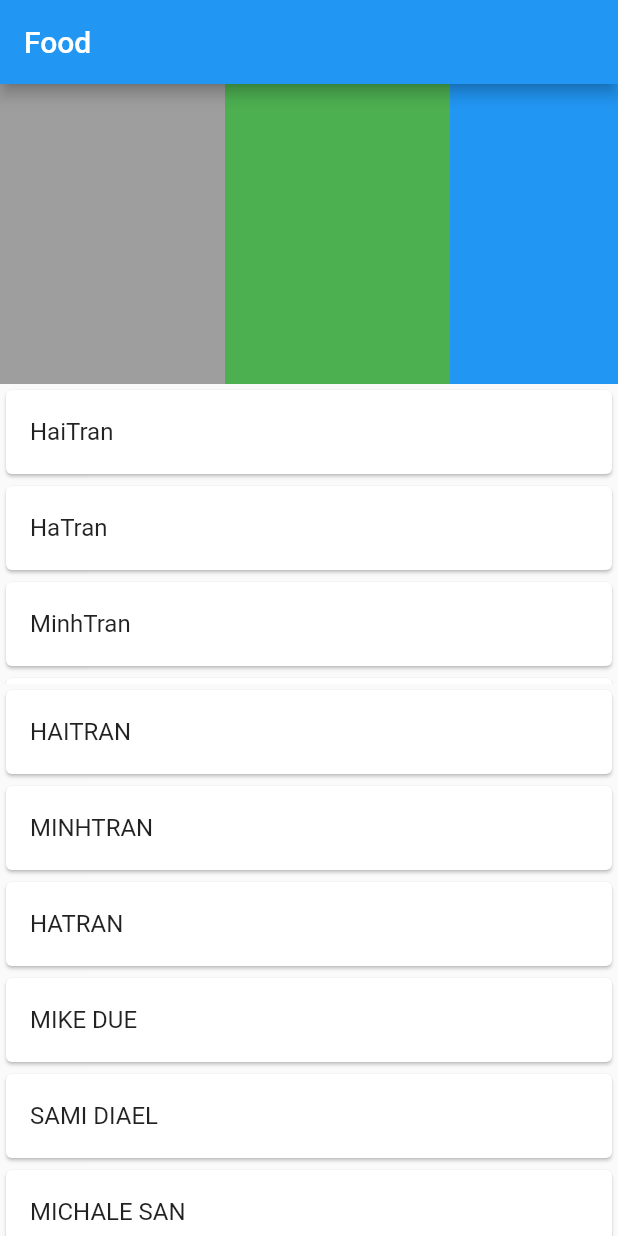
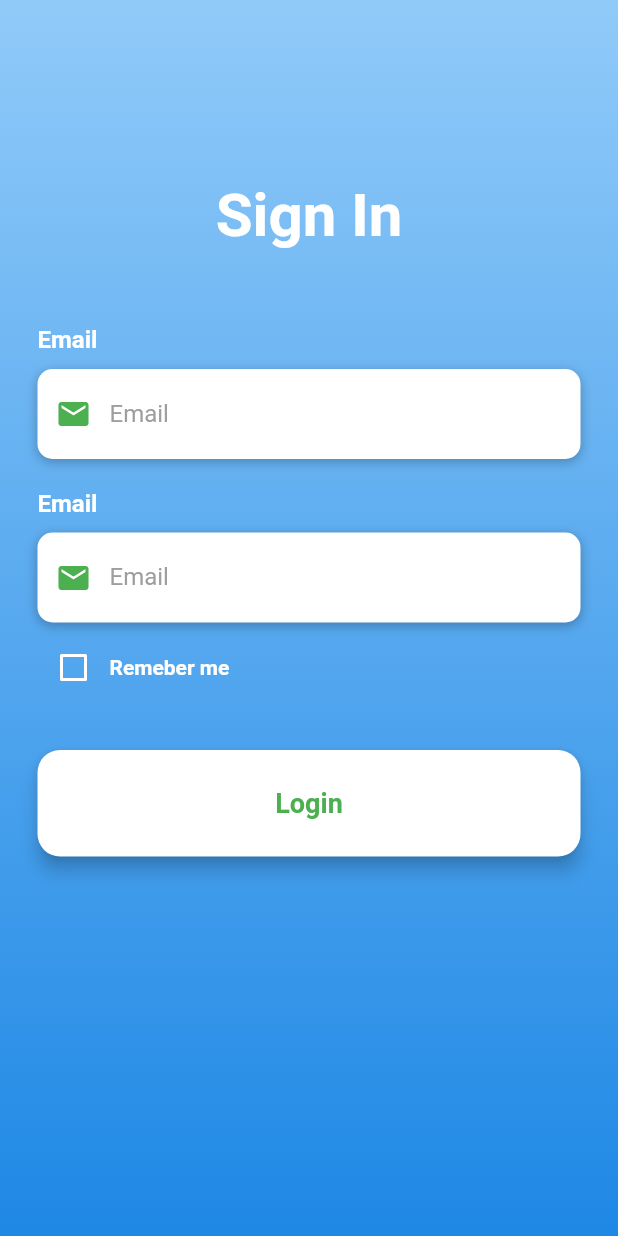
Before and after one commit to entest-hai/flutter_state_managment, a Flutter app: the screen it shows after launch, on a phone screen of 412 x 824 dp. Run offline on Flutter 3.47's test engine with Material 2 defaults, Android fonts, the phone set to English and light mode, and no system bars; our stand-ins replace equatable, flutter_bloc.

Commit message:
validation form and login screen

```diff
--- a/lib/main.dart
+++ b/lib/main.dart
@@ -10,6 +10,7 @@ import 'listtaskblocapp.dart';
 import 'weatherapp.dart';
 import 'testpaddingapp.dart';
 import 'testscrollview.dart';
+import 'testformvalidation.dart';
 
 void main() {
   // Weather app with observer
@@ -17,7 +18,8 @@ void main() {
   // runApp(WeatherApp());
 
   // runApp(TestPaddingApp());
-  runApp(FoodApp());
+  // runApp(FoodApp());
+  runApp(LoginApp());
 
   // runApp(MultiProvider(
   //   providers: [
--- /dev/null
+++ b/lib/testformvalidation.dart
@@ -0,0 +1,209 @@
+import 'package:flutter/material.dart';
+
+class FormApp extends StatelessWidget {
+  @override
+  Widget build(BuildContext context) {
+    // TODO: implement build
+    return MaterialApp(
+      home: Scaffold(
+        appBar: AppBar(
+          title: Text("Form"),
+        ),
+        body: FormAppHomePage(),
+      ),
+    );
+  }
+}
+
+class FormAppHomePage extends StatelessWidget {
+  final _formKey = GlobalKey<FormState>();
+  @override
+  Widget build(BuildContext context) {
+    // TODO: implement build
+    return Form(
+        key: _formKey,
+        child: Column(
+          crossAxisAlignment: CrossAxisAlignment.start,
+          children: [
+            TextFormField(
+              validator: (value) {
+                if (value.isEmpty) {
+                  return 'Please enter some text';
+                }
+                return null;
+              },
+            ),
+            Padding(
+              padding: const EdgeInsets.symmetric(vertical: 16.0),
+              child: ElevatedButton(
+                child: Text("Submit"),
+                onPressed: () {
+                  if (_formKey.currentState.validate()) {
+                    Scaffold.of(context).showSnackBar(
+                        SnackBar(content: Text("Processing Data")));
+                  }
+                },
+              ),
+            )
+          ],
+        ));
+  }
+}
+
+class LoginApp extends StatelessWidget {
+  @override
+  Widget build(BuildContext context) {
+    // TODO: implement build
+    return MaterialApp(
+      home: LoginScreen(),
+    );
+  }
+}
+
+class LoginScreen extends StatefulWidget {
+  @override
+  _LoginScreenState createState() => _LoginScreenState();
+}
+
+class _LoginScreenState extends State<LoginScreen> {
+  bool isRememberMe = false;
+
+  @override
+  Widget build(BuildContext context) {
+    // TODO: implement build
+    return Scaffold(
+      body: Container(
+        height: double.infinity,
+        width: double.infinity,
+        decoration: BoxDecoration(
+            gradient: LinearGradient(
+                begin: Alignment.topCenter,
+                end: Alignment.bottomCenter,
+                colors: [Colors.blue[200], Colors.blue[600]])),
+        child: SingleChildScrollView(
+          physics: AlwaysScrollableScrollPhysics(),
+          padding: EdgeInsets.symmetric(horizontal: 25, vertical: 120),
+          child: Column(
+            mainAxisAlignment: MainAxisAlignment.center,
+            children: [
+              Text(
+                "Sign In",
+                style: TextStyle(
+                    color: Colors.white,
+                    fontSize: 40,
+                    fontWeight: FontWeight.bold),
+              ),
+              SizedBox(
+                height: 50,
+              ),
+              _buildEmail(),
+              SizedBox(
+                height: 20,
+              ),
+              _buildEmail(),
+              SizedBox(
+                height: 20,
+              ),
+              _buildRemeberCb(),
+              SizedBox(
+                height: 20,
+              ),
+              _buildLoginBtn()
+            ],
+          ),
+        ),
+      ),
+    );
+  }
+
+  Widget _buildLoginBtn() {
+    return GestureDetector(
+      child: Container(
+        padding: EdgeInsets.symmetric(vertical: 25),
+        width: double.infinity,
+        child: RaisedButton(
+          onPressed: () {
+            print("tap login button");
+          },
+          elevation: 5,
+          padding: EdgeInsets.all(25),
+          shape:
+              RoundedRectangleBorder(borderRadius: BorderRadius.circular(15)),
+          color: Colors.white,
+          child: Text(
+            'Login',
+            style: TextStyle(
+                color: Colors.green, fontSize: 18, fontWeight: FontWeight.bold),
+          ),
+        ),
+      ),
+      onTap: () => {print("tap login button")},
+    );
+  }
+
+  Widget _buildRemeberCb() {
+    return Container(
+      height: 20,
+      child: Row(
+        children: [
+          Theme(
+              data: ThemeData(unselectedWidgetColor: Colors.white),
+              child: Checkbox(
+                value: isRememberMe,
+                checkColor: Colors.green,
+                activeColor: Colors.white,
+                onChanged: (value) {
+                  setState(() {
+                    isRememberMe = value;
+                  });
+                },
+              )),
+          Text(
+            "Remeber me",
+            style: TextStyle(color: Colors.white, fontWeight: FontWeight.bold),
+          )
+        ],
+      ),
+    );
+  }
+
+  Widget _buildEmail() {
+    return Column(
+      crossAxisAlignment: CrossAxisAlignment.start,
+      children: [
+        Text(
+          "Email",
+          style: TextStyle(
+              color: Colors.white, fontSize: 16, fontWeight: FontWeight.bold),
+        ),
+        SizedBox(
+          height: 10,
+        ),
+        Container(
+          alignment: Alignment.centerLeft,
+          decoration: BoxDecoration(
+              color: Colors.white,
+              borderRadius: BorderRadius.circular(10),
+              boxShadow: [
+                BoxShadow(
+                    color: Colors.black26, blurRadius: 6, offset: Offset(0, 2))
+              ]),
+          height: 60,
+          child: TextField(
+            keyboardType: TextInputType.emailAddress,
+            style: TextStyle(color: Colors.black87),
+            decoration: InputDecoration(
+                border: InputBorder.none,
+                contentPadding: EdgeInsets.only(top: 14),
+                prefixIcon: Icon(
+                  Icons.email,
+                  color: Colors.green,
+                ),
+                hintText: "Email",
+                hintStyle: TextStyle(color: Colors.grey)),
+          ),
+        )
+      ],
+    );
+  }
+}
```
